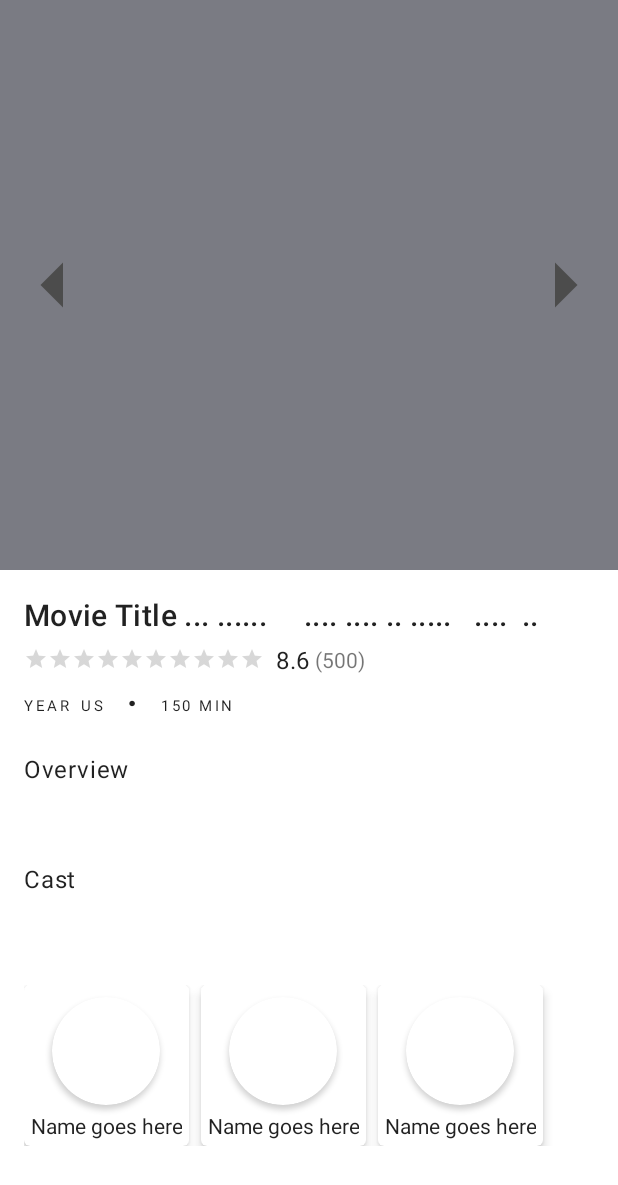
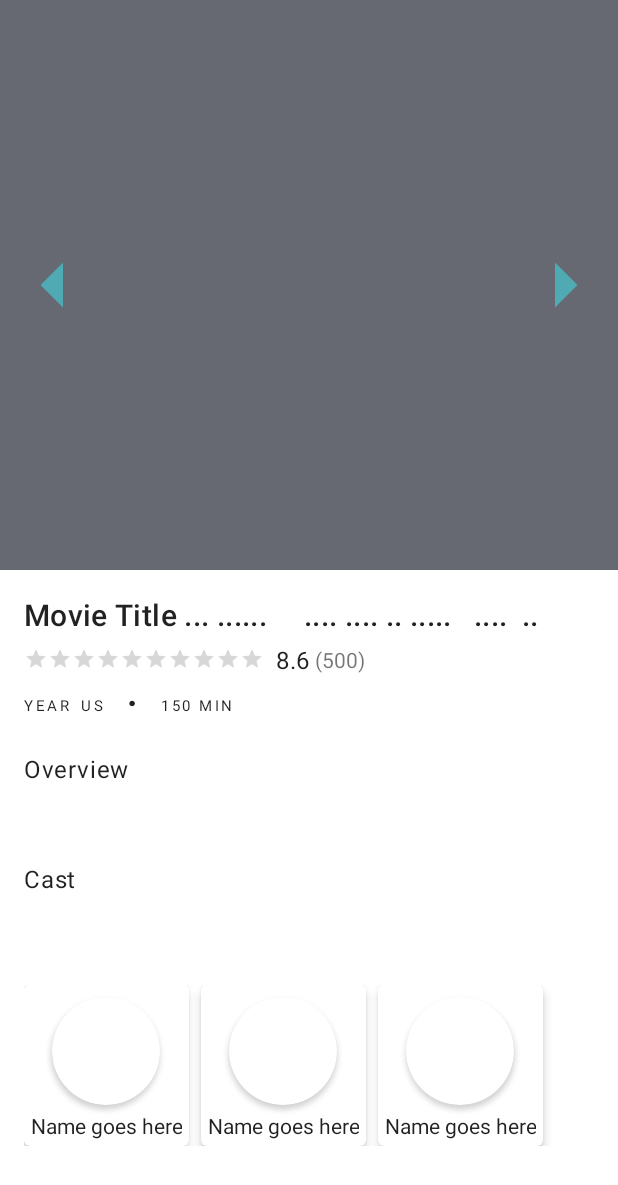
Before and after one commit to i-magdy/Movies, an Android app: the layout detail_movie_content.xml on its own in the app's theme, with its tools: preview values and no code run, on a phone screen of 412 x 824 dp. Shown: the top 1185 px of the screen. Run offline under Robolectric (Android 15) with nearby library versions, the light colour scheme and no system bars; network calls fail.

Commit message:
Improve UI

```diff
--- a/app/src/main/java/com/devwarex/movies/adapter/CastAdapter.kt
+++ b/app/src/main/java/com/devwarex/movies/adapter/CastAdapter.kt
@@ -26,6 +26,8 @@ class CastAdapter : RecyclerView.Adapter<CastAdapter.CastViewHolder>() {
             name.text = cast.name
             val url = EndPoint.IMAGE_BASE_URL + cast.profile_path
             glide.load(url)
+                .placeholder(if (cast.gender == 2) R.drawable.male else R.drawable.fe)
+                .error(if (cast.gender == 2) R.drawable.male else R.drawable.fe)
                 .into(image)
         }
     }
--- a/app/src/main/java/com/devwarex/movies/di/NamedApiKey.kt
+++ b/app/src/main/java/com/devwarex/movies/di/NamedApiKey.kt
@@ -1,9 +1,7 @@
 package com.devwarex.movies.di
 
-import java.lang.annotation.Documented
 import javax.inject.Qualifier
 
 @Qualifier
-@Documented
-@Retention(AnnotationRetention.RUNTIME)
+@Retention(AnnotationRetention.BINARY)
 annotation class NamedApiKey()
--- a/app/src/main/java/com/devwarex/movies/di/NamedLang.kt
+++ b/app/src/main/java/com/devwarex/movies/di/NamedLang.kt
@@ -1,9 +1,7 @@
 package com.devwarex.movies.di
 
-import java.lang.annotation.Documented
 import javax.inject.Qualifier
 
 @Qualifier
-@Documented
-@Retention(AnnotationRetention.RUNTIME)
+@Retention(AnnotationRetention.BINARY)
 annotation class NamedLang()
--- a/app/src/main/java/com/devwarex/movies/model/Cast.kt
+++ b/app/src/main/java/com/devwarex/movies/model/Cast.kt
@@ -4,5 +4,6 @@ data class Cast(
     val id: Int,
     val known_for_department: String?,
     val profile_path: String?,
-    val name: String
+    val name: String,
+    val gender: Int
 )
--- a/app/src/main/java/com/devwarex/movies/ui/home/detail/MovieDetailFragment.kt
+++ b/app/src/main/java/com/devwarex/movies/ui/home/detail/MovieDetailFragment.kt
@@ -92,8 +92,9 @@ class MovieDetailFragment : Fragment() {
         mainViewModel.setMovieTitle(movie.title)
         binding.movieContent.mainLayout.visibility = View.VISIBLE
         binding.detailMovieLoading.visibility = View.GONE
-        binding.movieContent.detailMovieTitleTv.text = movie.original_title
+        binding.movieContent.detailMovieOriginalTitleTv.text = movie.original_title
         binding.movieContent.detailMovieRating.rating = movie.vote_average.toFloat()
+        binding.movieContent.detailMovieRatingTv.text = movie.vote_average.toString()
         binding.movieContent.detailMovieRatingCountTv.text = "(${movie.vote_count})"
         binding.movieContent.detailMovieOriginalTv.text = if (movie.production_countries.isNullOrEmpty())"" else movie.production_countries[0].iso_3166_1
         binding.movieContent.detailMovieReleaseTv.text = movie.release_date
--- a/app/src/main/java/com/devwarex/movies/ui/home/detail/adapter/MovieImageFragment.kt
+++ b/app/src/main/java/com/devwarex/movies/ui/home/detail/adapter/MovieImageFragment.kt
@@ -17,6 +17,8 @@ class MovieImageFragment : Fragment(R.layout.layout_movie_image) {
             val url: String = EndPoint.IMAGE_BASE_URL+getString(EndPoint.IMAGE_PATH_KEY)
             Glide.with(requireContext())
                 .load(url)
+                .placeholder(R.drawable.alt_movie)
+                .error(R.drawable.alt_movie)
                 .into(image)
         }
 
--- a/app/src/main/java/com/devwarex/movies/ui/home/movies/MoviesFragment.kt
+++ b/app/src/main/java/com/devwarex/movies/ui/home/movies/MoviesFragment.kt
@@ -10,6 +10,7 @@ import androidx.fragment.app.viewModels
 import androidx.lifecycle.lifecycleScope
 import androidx.navigation.fragment.findNavController
 import androidx.paging.LoadState
+import androidx.recyclerview.widget.GridLayoutManager
 import com.devwarex.movies.R
 import com.devwarex.movies.adapter.MovieAdapterListener
 import com.devwarex.movies.adapter.MoviesAdapter
@@ -41,6 +42,7 @@ class MoviesFragment: Fragment(),MovieAdapterListener {
         val viewModel by viewModels<MoviesViewModel>()
         val adapter = MoviesAdapter(this)
         binding.contentMovies.moviesRecyclerView.adapter = adapter
+        binding.contentMovies.moviesRecyclerView.layoutManager = GridLayoutManager(context,2)
         arguments?.takeIf { it.containsKey(GENRE_ID_KEY) }?.apply {
             lifecycleScope.launchWhenCreated {
                 launch { viewModel.getMoviesByGenre(genreId = getInt(GENRE_ID_KEY)).collectLatest { adapter.submitData(it) } }
--- a/app/src/main/res/layout/detail_movie_content.xml
+++ b/app/src/main/res/layout/detail_movie_content.xml
@@ -21,7 +21,7 @@
         android:layout_height="@dimen/detail_image_height"
         android:background="@color/black_light"
         android:orientation="horizontal"
-        android:alpha="0.7"
+        android:alpha="0.8"
         android:focusable="false"
         android:clickable="false"
         app:layout_constraintStart_toStartOf="@id/movie_images_pager"
@@ -32,6 +32,7 @@
         <ImageView
             android:layout_width="72dp"
             android:layout_height="72dp"
+            app:tint="@color/teal_200"
             android:src="@drawable/ic_baseline_arrow_left_24"
             android:layout_gravity="start|center"/>
 
@@ -42,12 +43,13 @@
         <ImageView
             android:layout_width="72dp"
             android:layout_height="72dp"
+            app:tint="@color/teal_200"
             android:src="@drawable/ic_baseline_arrow_right_24"
             android:layout_gravity="end|center"/>
     </LinearLayout>
 
     <TextView
-        android:id="@+id/detail_movie_title_tv"
+        android:id="@+id/detail_movie_original_title_tv"
         android:layout_width="0dp"
         android:layout_height="wrap_content"
         app:layout_constraintEnd_toEndOf="parent"
@@ -68,8 +70,8 @@
         android:stepSize="0.1"
         android:progressTint="@color/rating_color"
         android:layout_marginTop="@dimen/space_8x"
-        app:layout_constraintStart_toStartOf="@+id/detail_movie_title_tv"
-        app:layout_constraintTop_toBottomOf="@+id/detail_movie_title_tv" />
+        app:layout_constraintStart_toStartOf="@+id/detail_movie_original_title_tv"
+        app:layout_constraintTop_toBottomOf="@+id/detail_movie_original_title_tv" />
 
     <TextView
         android:id="@+id/detail_movie_rating_tv"
@@ -98,7 +100,7 @@
         android:layout_height="wrap_content"
         android:layout_marginTop="@dimen/space_16x"
         android:textAppearance="?attr/textAppearanceOverline"
-        app:layout_constraintStart_toStartOf="@+id/detail_movie_title_tv"
+        app:layout_constraintStart_toStartOf="@+id/detail_movie_original_title_tv"
         app:layout_constraintTop_toBottomOf="@+id/detail_movie_rating"
         tools:text="YEAR" />
 
@@ -145,7 +147,7 @@
         android:text="@string/overview_title"
         android:textAppearance="?attr/textAppearanceBody1"
         android:layout_marginTop="@dimen/space_24x"
-        app:layout_constraintStart_toStartOf="@+id/detail_movie_title_tv"
+        app:layout_constraintStart_toStartOf="@+id/detail_movie_original_title_tv"
         app:layout_constraintTop_toBottomOf="@+id/detail_movie_release_tv" />
 
     <TextView
--- a/app/src/main/res/layout/layout_movies_list.xml
+++ b/app/src/main/res/layout/layout_movies_list.xml
@@ -9,8 +9,12 @@
         android:id="@+id/movies_recyclerView"
         android:layout_width="match_parent"
         android:layout_height="match_parent"
-        app:layoutManager="androidx.recyclerview.widget.LinearLayoutManager"
+        app:layoutManager="androidx.recyclerview.widget.GridLayoutManager"
         tools:listitem="@layout/movie_item"
+        app:spanCount="2"
+        android:paddingEnd="@dimen/space_4x"
+        android:paddingStart="@dimen/space_4x"
+        android:paddingTop="@dimen/space_16x"
         app:layout_constraintBottom_toBottomOf="parent"
         app:layout_constraintEnd_toEndOf="parent"
         app:layout_constraintStart_toStartOf="parent"
--- a/app/src/main/res/values/dimens.xml
+++ b/app/src/main/res/values/dimens.xml
@@ -2,9 +2,12 @@
     <dimen name="space_1x">1dp</dimen>
     <dimen name="space_2x">2dp</dimen>
     <dimen name="space_4x">4dp</dimen>
+    <dimen name="space_6x">6dp</dimen>
     <dimen name="space_8x">8dp</dimen>
+    <dimen name="space_12x">12dp</dimen>
     <dimen name="space_16x">16dp</dimen>
     <dimen name="space_24x">24dp</dimen>
+    <dimen name="space_26x">26dp</dimen>
     <dimen name="space_48x">48dp</dimen>
     <dimen name="space_64x">64dp</dimen>
     <dimen name="space_96x">96dp</dimen>
--- a/app/src/main/res/values/movie_db_api.xml
+++ b/app/src/main/res/values/movie_db_api.xml
@@ -1,4 +1,5 @@
 <?xml version="1.0" encoding="utf-8"?>
 <resources>
-    <string name="api_key" templateMergeStrategy="preserve" translatable="false">26ec0a29e13214313168687de4abbaf5</string>
+    //TODO api key
+    <string name="api_key" templateMergeStrategy="preserve" translatable="false">YOUR-API_KEY_HERE</string>
 </resources>
```
Also changed, not shown: app/src/main/java/com/devwarex/movies/adapter/MoviesViewHolder.kt (+13 -3 lines), app/src/main/res/layout/movie_item.xml (+59 -10 lines), app/src/main/res/drawable/alt_movie.png (added), app/src/main/res/drawable/fe.png (added), app/src/main/res/drawable/male.png (added).
